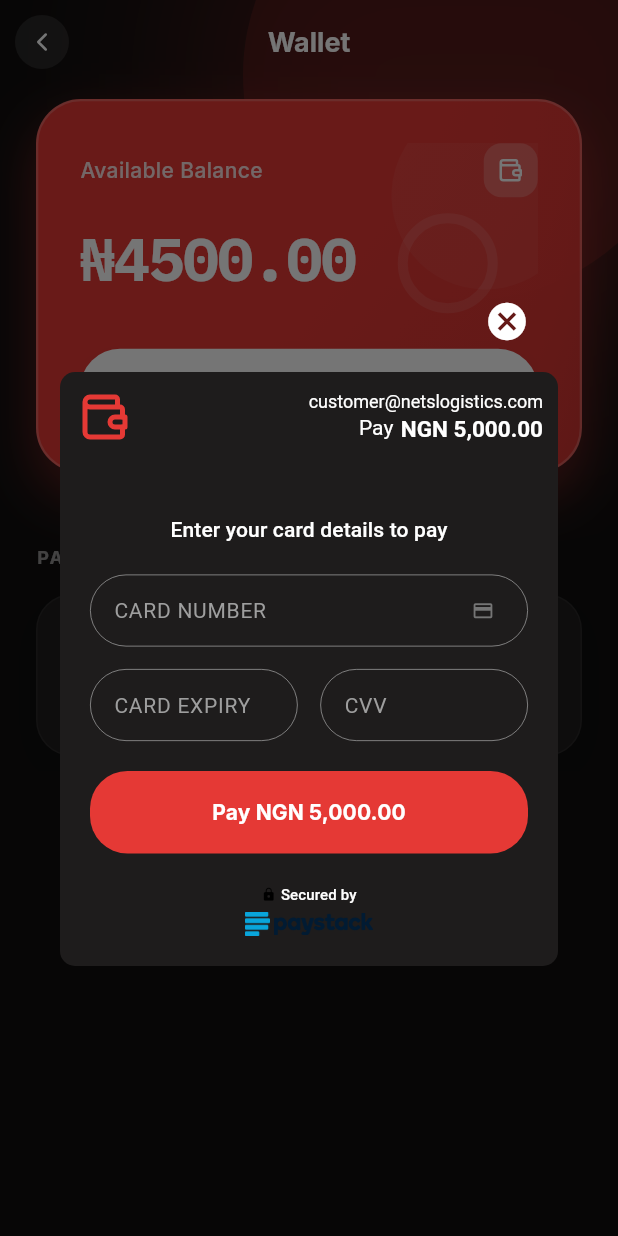
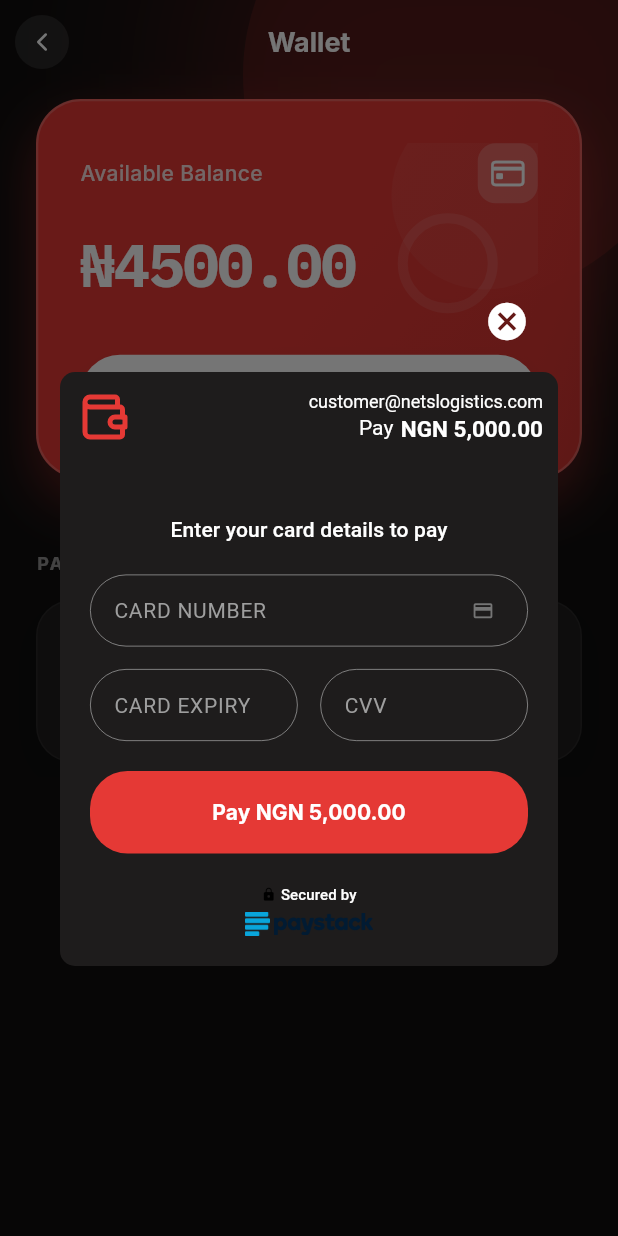
Before and after one commit to ifeanyireed/nets_dispatch, a Flutter app: the WalletScreen screen opened directly, after a tap on "Fund Wallet", on a phone screen of 412 x 824 dp. Run offline on Flutter 3.47's test engine with Material 3 defaults, Android fonts, the phone set to English and light mode, and no system bars; our stand-ins replace flutter_dotenv, flutter_map, flutter_tabler_icons, geolocator, image_picker, latlong2 and 1 more; accounts and stored records are empty.

Commit message:
style: change wallet icon to cupertino credit card for a very thin stroke

```diff
--- a/customer_app/lib/screens/wallet_screen.dart
+++ b/customer_app/lib/screens/wallet_screen.dart
@@ -1,4 +1,5 @@
 import 'package:flutter/material.dart';
+import 'package:flutter/cupertino.dart';
 import 'package:flutter_tabler_icons/flutter_tabler_icons.dart';
 import 'package:flutter_paystack/flutter_paystack.dart';
 import 'package:flutter_dotenv/flutter_dotenv.dart';
@@ -189,7 +190,7 @@ class _WalletScreenState extends State<WalletScreen> {
                                     color: Colors.white.withOpacity(0.2),
                                     borderRadius: BorderRadius.circular(12),
                                   ),
-                                  child: const Icon(TablerIcons.wallet, color: Colors.white, size: 20),
+                                  child: const Icon(CupertinoIcons.creditcard, color: Colors.white, size: 24),
                                 ),
                               ],
                             ),
--- a/customer_app/packages/flutter_paystack_local/lib/src/widgets/checkout/checkout_widget.dart
+++ b/customer_app/packages/flutter_paystack_local/lib/src/widgets/checkout/checkout_widget.dart
@@ -1,4 +1,5 @@
 import 'package:flutter/material.dart' hide ErrorWidget;
+import 'package:flutter/cupertino.dart';
 import 'package:flutter_paystack/src/api/service/contracts/banks_service_contract.dart';
 import 'package:flutter_paystack/src/api/service/contracts/cards_service_contract.dart';
 import 'package:flutter_paystack/src/common/paystack.dart';
@@ -294,7 +295,7 @@ class _CheckoutWidgetState extends BaseState<CheckoutWidget>
     _methodWidgets = [
       new MethodItem(
           text: 'Card',
-          icon: Icons.credit_card,
+          icon: CupertinoIcons.creditcard,
           child: new CardCheckout(
             key: Key("CardCheckout"),
             publicKey: widget.publicKey,
```
